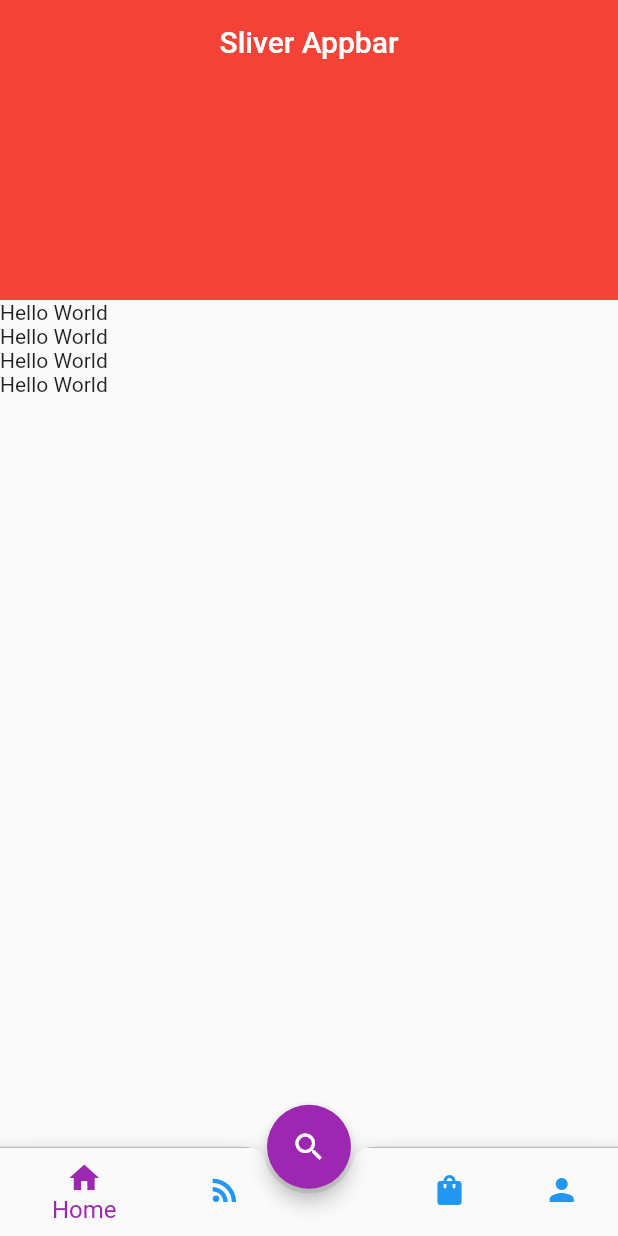
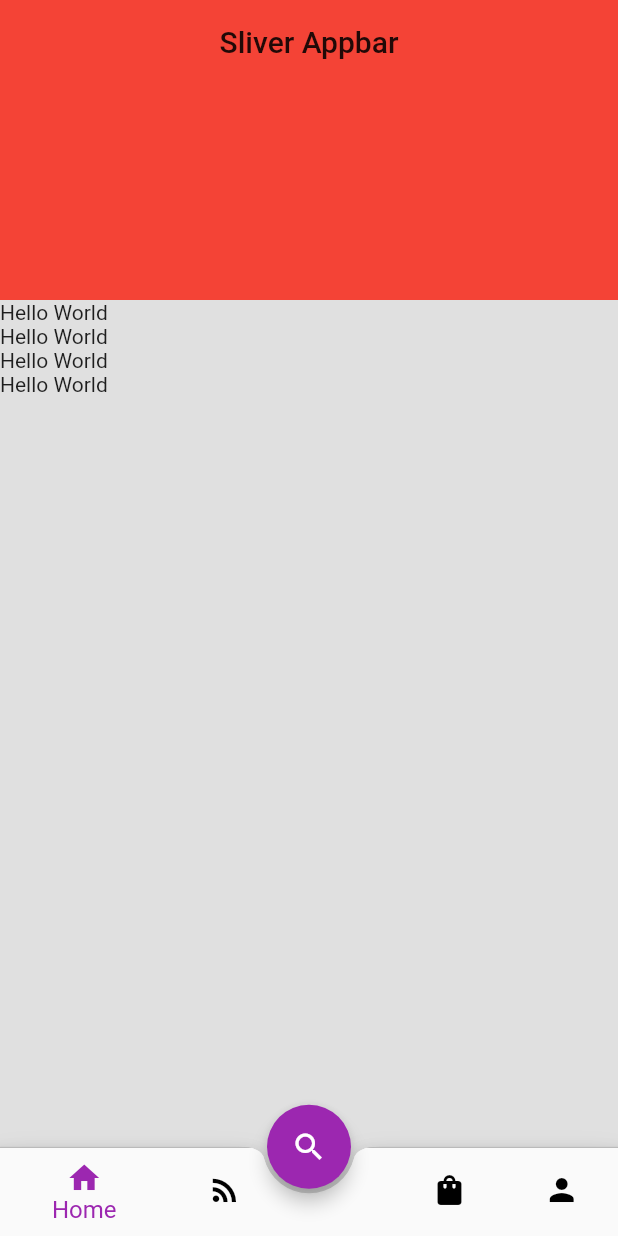
Before and after one commit to nishi-2400/flutter_ecommerce, a Flutter app: the screen it shows after launch, on a phone screen of 412 x 824 dp. Run offline on Flutter 3.47's test engine with Material 2 defaults, Android fonts, the phone set to English and light mode, and no system bars; missing offline and left inert: list_tile_switch.

Commit message:
ナイトテーマ切り替え処理実装

```diff
--- /dev/null
+++ b/lib/consts/theme_data.dart
@@ -0,0 +1,30 @@
+import 'dart:ui';
+import 'package:flutter/material.dart';
+
+class Styles {
+  static ThemeData themeData(bool isDarkTheme, BuildContext context) {
+    return ThemeData(
+      scaffoldBackgroundColor: isDarkTheme ? Colors.black :Colors.grey.shade300,
+      primarySwatch: Colors.purple,
+      primaryColor: isDarkTheme ? Colors.black : Colors.grey.shade300,
+      accentColor: Colors.deepPurple,
+      backgroundColor: isDarkTheme ? Colors.grey.shade700 : Colors.white,
+      indicatorColor: isDarkTheme ? Color(0xff0E1D36) : Color(0xffCBDCF8),
+      buttonColor: isDarkTheme ? Color(0xff3B3B3B) : Color(0xffF1F5FB),
+      hintColor: isDarkTheme ? Colors.grey.shade300 : Colors.grey.shade800,
+      highlightColor: isDarkTheme ? Color(0xff372901) : Color(0xffFCE192),
+      hoverColor: isDarkTheme ? Color(0xff3A3A3B) : Color(0xff4285F4),
+      focusColor: isDarkTheme ? Color(0xff0B2512) : Color(0xffA8DAB5),
+      disabledColor: Colors.grey,
+      textSelectionColor: isDarkTheme ? Colors.white : Colors.black,
+      cardColor: isDarkTheme ? Color(0xFF151515) : Colors.white,
+      canvasColor: isDarkTheme ? Colors.black : Colors.grey[50],
+      brightness: isDarkTheme ? Brightness.dark : Brightness.light,
+      buttonTheme: Theme.of(context).buttonTheme.copyWith(
+          colorScheme: isDarkTheme ? ColorScheme.dark() : ColorScheme.light()),
+      appBarTheme: AppBarTheme(
+        elevation: 0.0,
+      ),
+    );
+  }
+}
--- a/lib/main.dart
+++ b/lib/main.dart
@@ -1,19 +1,31 @@
+import 'package:ecommerce/consts/theme_data.dart';
+import 'package:ecommerce/provider/dark_theme_provider.dart';
 import 'package:ecommerce/screens/bottom_bar.dart';
 import 'package:flutter/material.dart';
+import 'package:provider/provider.dart';
 
 void main() {
   runApp(MyApp());
 }
 
 class MyApp extends StatelessWidget {
+  DarkThemeProvider themeChangeNotifier = DarkThemeProvider();
   @override
   Widget build(BuildContext context) {
-    return MaterialApp(
-      title: 'Flutter Demo',
-      theme: ThemeData(
-        primarySwatch: Colors.blue,
-      ),
-      home: BottomBarScreen(),
+    return MultiProvider(
+        providers: [
+          // 子ウィジェットがDarkThemeProviderを利用できるようにする
+          ChangeNotifierProvider(create: (_) => themeChangeNotifier),
+        ],
+        // Consumer：notifyListeners()で通知された値を取得し、配下のウィジェットをリビルド
+        child: Consumer<DarkThemeProvider>(
+            builder: (context, themeData, child) {
+              return MaterialApp(
+                title: 'Flutter Demo',
+                theme: Styles.themeData(themeChangeNotifier.darkTheme, context),
+                home: BottomBarScreen(),
+              );
+            }),
     );
   }
 }
--- /dev/null
+++ b/lib/provider/dark_theme_provider.dart
@@ -0,0 +1,13 @@
+import 'package:flutter/material.dart';
+
+class DarkThemeProvider with ChangeNotifier {
+  bool _darkTheme = false;
+  bool get darkTheme => _darkTheme;
+
+  // UserInfoページのスイッチの切り替えで実行される
+  set darkTheme (bool value) {
+    _darkTheme = value;
+    //このモデル内の状態変化を呼び出し元に通知
+    notifyListeners();
+  }
+}
--- a/pubspec.yaml
+++ b/pubspec.yaml
@@ -24,6 +24,7 @@ dependencies:
   flutter:
     sdk: flutter
   list_tile_switch: ^1.0.0
+  provider: ^6.0.0
 
 
   # The following adds the Cupertino Icons font to your application.
```
Also changed, not shown: lib/consts/colars.dart (added, +21 -0 lines), lib/screens/user_info.dart (+8 -5 lines), pubspec.lock, 1 other file.
